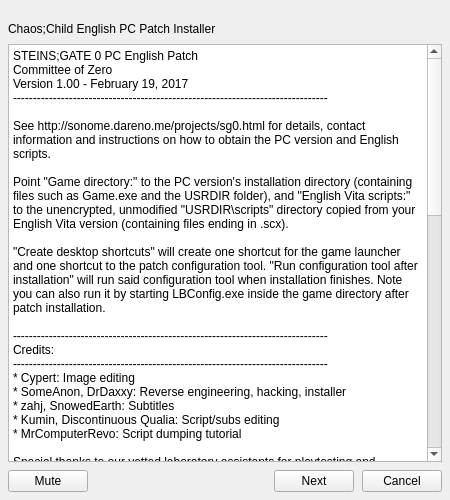
Before: the Qt Designer form installerwindow.ui in CommitteeOfZero/noidget, drawn with Qt 5.
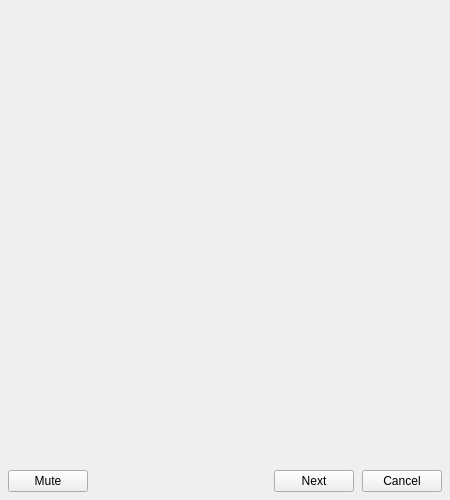
After: the same form once the commit is applied. Icons and pictures are not drawn.

```diff
--- a/installerwindow.ui
+++ b/installerwindow.ui
@@ -88,79 +88,7 @@
           <number>8</number>
          </property>
          <item>
-          <widget class="QLabel" name="pageHeading">
-           <property name="text">
-            <string>Chaos;Child English PC Patch Installer</string>
-           </property>
-          </widget>
-         </item>
-         <item>
-          <widget class="QPlainTextEdit" name="readmeText">
-           <property name="plainText">
-            <string>STEINS;GATE 0 PC English Patch
-Committee of Zero
-Version 1.00 - February 19, 2017
--------------------------------------------------------------------------------
-
-See http://sonome.dareno.me/projects/sg0.html for details, contact information and instructions on how to obtain the PC version and English scripts.
-
-Point &quot;Game directory:&quot; to the PC version's installation directory (containing files such as Game.exe and the USRDIR folder), and &quot;English Vita scripts:&quot; to the unencrypted, unmodified &quot;USRDIR\scripts&quot; directory copied from your English Vita version (containing files ending in .scx).
-
-&quot;Create desktop shortcuts&quot; will create one shortcut for the game launcher and one shortcut to the patch configuration tool. &quot;Run configuration tool after installation&quot; will run said configuration tool when installation finishes. Note you can also run it by starting LBConfig.exe inside the game directory after patch installation.
-
--------------------------------------------------------------------------------
-Credits:
--------------------------------------------------------------------------------
-* Cypert: Image editing
-* SomeAnon, DrDaxxy: Reverse engineering, hacking, installer
-* zahj, SnowedEarth: Subtitles
-* Kumin, Discontinuous Qualia: Script/subs editing
-* MrComputerRevo: Script dumping tutorial
-
-Special thanks to our vetted laboratory assistants for playtesting and proofreading!
-
--------------------------------------------------------------------------------
-Third party components:
--------------------------------------------------------------------------------
-
-STEINS;GATE 0 PC English Patch depends on a number of third-party components:
-
-Installer background music: &quot;Messenger -main theme- from STEINS;GATE0 OPM arrange&quot; by Takeshi Abo &lt;https://soundcloud.com/valsound/messenger-main-theme-from-steinsgate0-opm-arrange&gt;
-Ingame text font: Noto Sans CJK JP by Google &lt;https://www.google.com/get/noto/&gt;
-Subtitle font listing follows.
-
-LanguageBarrier:
-* JSON for Modern C++ &lt;https://github.com/nlohmann/json&gt;
-* Simd Library &lt;http://simd.sourceforge.net/&gt;
-* MinHook &lt;https://github.com/TsudaKageyu/minhook&gt;
-** Hacker Disassembler Engine 32
-* xy-VSFilter &lt;https://github.com/Cyberbeing/xy-VSFilter/tree/3.0.0.306&gt;
-
-LBConfig:
-* Newtonsoft Json.NET &lt;http://www.newtonsoft.com/json&gt;
-
-Installer:
-* Newtonsoft Json.NET &lt;http://www.newtonsoft.com/json&gt;
-* NVcdiff &lt;https://github.com/neris/NVcdiff&gt;
-* Fody &lt;https://github.com/Fody/Fody&gt;
-* Costura &lt;https://github.com/Fody/Costura&gt;
-* Microsoft BCL &lt;https://www.nuget.org/packages?q=Tags%3A%22BCL%22&gt;
-* Microsoft Windows-API-Code-Pack &lt;https://github.com/aybe/Windows-API-Code-Pack-1.1&gt;
-* NAudio &lt;https://github.com/naudio/NAudio&gt;
-* SharpZipLib &lt;https://icsharpcode.github.io/SharpZipLib/&gt;
-* XamlAnimatedGif &lt;https://github.com/XamlAnimatedGif/XamlAnimatedGif&gt;
-
-Subtitle fonts:
-* Ahellya &lt;https://www.behance.net/gallery/18506161/Ahellya-free-fonts&gt;
-* Aozora Mincho &lt;http://blueskis.wktk.so/AozoraMincho/index.html&gt;
-* Candela &lt;https://www.fontsquirrel.com/fonts/candela&gt;
-* Cicle Gordita &lt;https://www.fontsquirrel.com/fonts/cicle&gt;
-* Clemente &lt;http://www.dafont.com/clemente-pd.font&gt;
-* Kochi Substitute &lt;https://osdn.net/projects/efont/&gt;
-* Roboto &lt;https://fonts.google.com/specimen/Roboto&gt;
-* Sorts Mill Goudy &lt;https://fonts.google.com/specimen/Sorts+Mill+Goudy&gt;</string>
-           </property>
-          </widget>
+          <widget class="QStackedWidget" name="stackedWidget"/>
          </item>
          <item>
           <layout class="QHBoxLayout" name="horizontalLayout">
@@ -270,22 +198,6 @@
            </item>
           </layout>
          </item>
-         <item>
-          <spacer name="verticalSpacer">
-           <property name="orientation">
-            <enum>Qt::Vertical</enum>
-           </property>
-           <property name="sizeType">
-            <enum>QSizePolicy::Minimum</enum>
-           </property>
-           <property name="sizeHint" stdset="0">
-            <size>
-             <width>0</width>
-             <height>0</height>
-            </size>
-           </property>
-          </spacer>
-         </item>
         </layout>
        </item>
       </layout>
```
